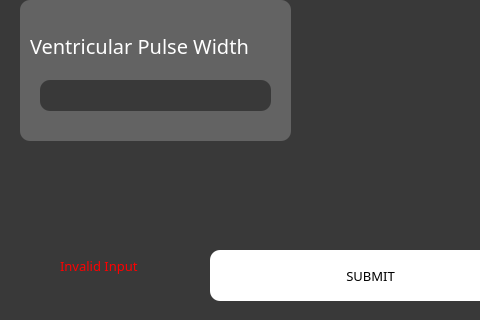
Qt form VOO.ui (shahm58/PaceMakerGroup37) before a commit; both pictures show x 0 to 480 and y 280 to 600 of the 900 by 600 pixel window.
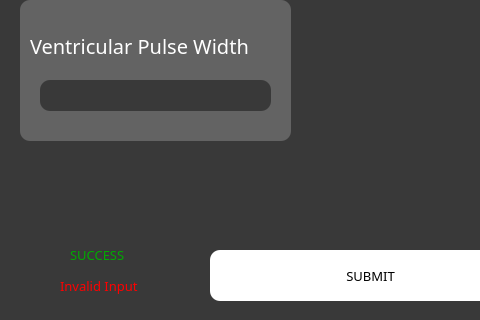
The same form after that commit.

Patch:
```diff
--- a/VOO.ui
+++ b/VOO.ui
@@ -351,7 +351,7 @@
    <property name="geometry">
     <rect>
      <x>60</x>
-     <y>530</y>
+     <y>550</y>
      <width>101</width>
      <height>31</height>
     </rect>
@@ -369,6 +369,28 @@
     <string>Invalid Input</string>
    </property>
   </widget>
+  <widget class="QLabel" name="SUCCESS">
+   <property name="geometry">
+    <rect>
+     <x>70</x>
+     <y>520</y>
+     <width>71</width>
+     <height>31</height>
+    </rect>
+   </property>
+   <property name="font">
+    <font>
+     <family>Franklin Gothic Book</family>
+     <pointsize>10</pointsize>
+    </font>
+   </property>
+   <property name="styleSheet">
+    <string notr="true">color:rgb(255, 0, 0)</string>
+   </property>
+   <property name="text">
+    <string>&lt;html&gt;&lt;head/&gt;&lt;body&gt;&lt;p&gt;&lt;span style=&quot; color:#00aa00;&quot;&gt;SUCCESS&lt;/span&gt;&lt;/p&gt;&lt;/body&gt;&lt;/html&gt;</string>
+   </property>
+  </widget>
   <zorder>graphicsView_5</zorder>
   <zorder>graphicsView_7</zorder>
   <zorder>graphicsView_6</zorder>
```
Left out of the diff: 1 changed line with no effect on the pictures.
